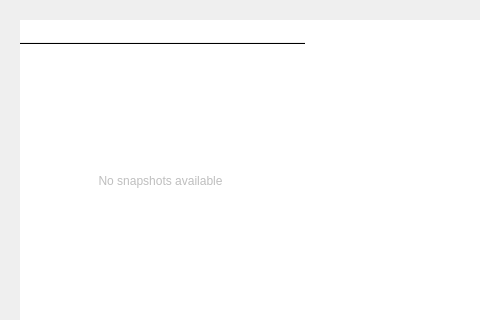
First picture: the form in android/android-emu/android/skin/qt/extended-pages/snapshot-page.ui, repository aosp-mirror/platform_external_qemu, before the edit; both pictures show x 0 to 480 and y 0 to 320 of the 622 by 580 pixel window.
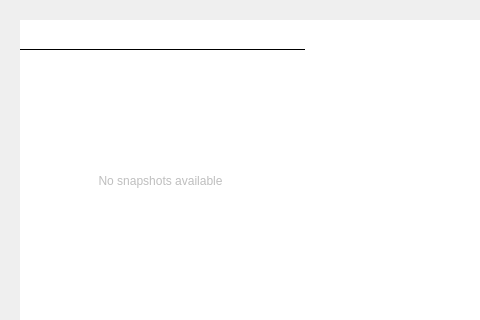
Second picture: the form after the edit. Icons and pictures are not drawn. Custom widgets are drawn as their Qt base class.

```diff
--- a/android/android-emu/android/skin/qt/extended-pages/snapshot-page.ui
+++ b/android/android-emu/android/skin/qt/extended-pages/snapshot-page.ui
@@ -17,9 +17,9 @@
    <property name="geometry">
     <rect>
      <x>20</x>
-     <y>44</y>
+     <y>48</y>
      <width>285</width>
-     <height>497</height>
+     <height>493</height>
     </rect>
    </property>
    <property name="maximumSize">
@@ -361,7 +361,7 @@
      <x>20</x>
      <y>20</y>
      <width>285</width>
-     <height>22</height>
+     <height>28</height>
     </rect>
    </property>
    <property name="maximumSize">
@@ -397,7 +397,7 @@
    <property name="geometry">
     <rect>
      <x>20</x>
-     <y>42</y>
+     <y>48</y>
      <width>285</width>
      <height>3</height>
     </rect>
```
